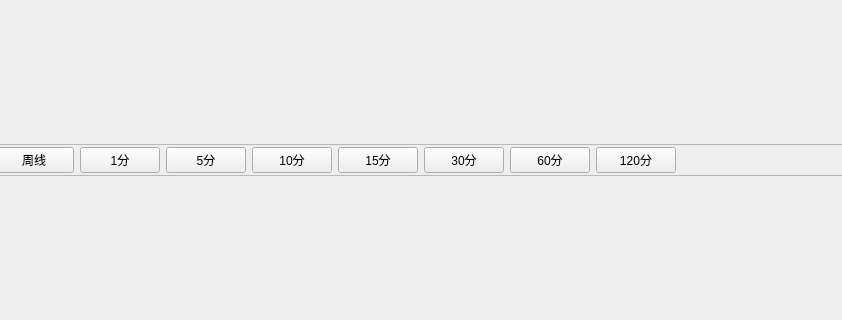
This is src/gui/qt_widgets/MComponents/indicators/IndicatorsViewWidget.ui in Daydreamer-AI/KLineReview as Qt 5 draws it before an edit; both pictures show x 179 to 1021 and y 88 to 408 of the 1366 by 768 pixel window. The edited form follows.
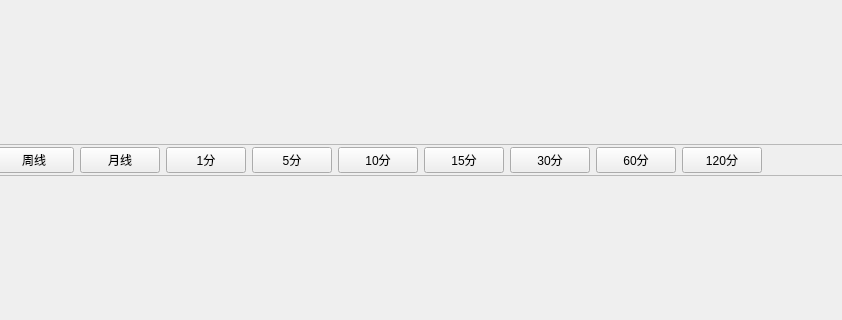
This is the edited form.

Commit message: feat(review): 复盘增加月线级别支持

```diff
--- a/src/gui/qt_widgets/MComponents/indicators/IndicatorsViewWidget.ui
+++ b/src/gui/qt_widgets/MComponents/indicators/IndicatorsViewWidget.ui
@@ -105,6 +105,19 @@
             </property>
            </widget>
           </item>
+          <item>
+           <widget class="QPushButton" name="btn_M">
+            <property name="text">
+             <string>月线</string>
+            </property>
+            <property name="checkable">
+             <bool>true</bool>
+            </property>
+            <property name="autoExclusive">
+             <bool>true</bool>
+            </property>
+           </widget>
+          </item>
           <item>
            <widget class="QPushButton" name="btn_1m">
             <property name="text">
```
The commit also changes 2 other files.
